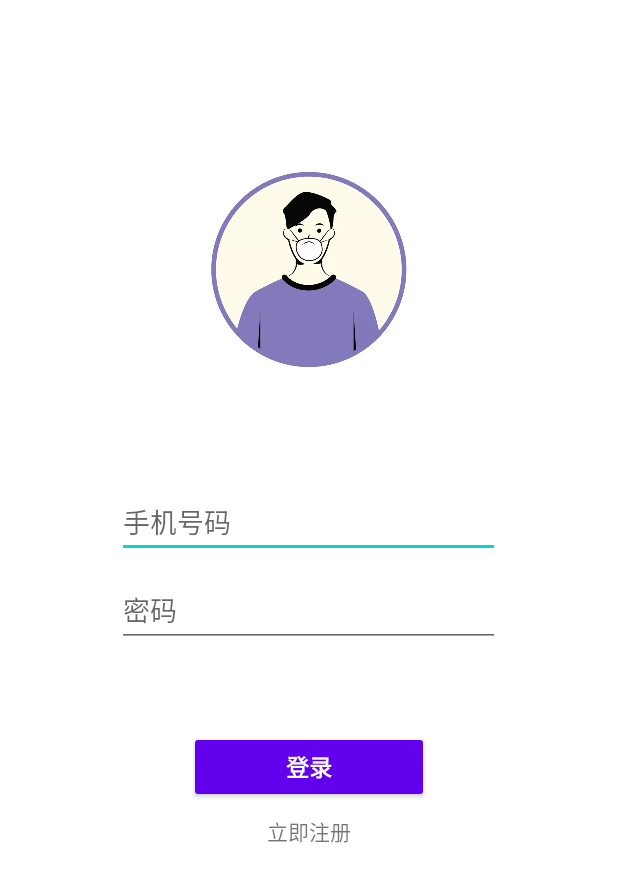
After one commit to immaturehearts/EPCMSystem, an Android app: the layout activity_login.xml on its own in the app's theme, with its tools: preview values and no code run, on a phone screen of 412 x 824 dp. The commit adds this screen. Shown: the top 882 px of the screen. Run offline under Robolectric (Android 15) with nearby library versions, the phone set to English and light mode, and no system bars.

Commit message:
新增登录界面
login

```diff
--- a/app/src/main/AndroidManifest.xml
+++ b/app/src/main/AndroidManifest.xml
@@ -1,6 +1,9 @@
 <?xml version="1.0" encoding="utf-8"?>
 <manifest xmlns:android="http://schemas.android.com/apk/res/android"
     package="com.example.epcmsystem">
+
+    <uses-permission android:name="android.permission.READ_PROFILE" />
+    <uses-permission android:name="android.permission.READ_CONTACTS" />
 
     <application
         android:allowBackup="true"
@@ -18,6 +21,9 @@
                 <category android:name="android.intent.category.LAUNCHER" />
             </intent-filter>
         </activity>
+        <activity
+            android:name=".LoginActivity"
+            android:label="@string/title_activity_login" />
     </application>
 
 </manifest>
--- a/app/src/main/java/com/example/epcmsystem/MainActivity.java
+++ b/app/src/main/java/com/example/epcmsystem/MainActivity.java
@@ -2,6 +2,7 @@ package com.example.epcmsystem;
 
 import androidx.appcompat.app.AppCompatActivity;
 
+import android.content.Intent;
 import android.os.Bundle;
 import android.view.Window;
 import android.view.WindowManager;
@@ -25,7 +26,8 @@ public class MainActivity extends AppCompatActivity {
         TimerTask task = new TimerTask() {
             @Override
             public void run() {
-
+                startActivity(new Intent(MainActivity.this,LoginActivity.class));
+                finish();
             }
         };
         timer.schedule(task,3000);
--- /dev/null
+++ b/app/src/main/res/layout/activity_login.xml
@@ -0,0 +1,119 @@
+<LinearLayout xmlns:android="http://schemas.android.com/apk/res/android"
+    xmlns:app="http://schemas.android.com/apk/res-auto"
+    xmlns:tools="http://schemas.android.com/tools"
+    android:layout_width="match_parent"
+    android:layout_height="match_parent"
+    android:background="@color/cardview_light_background"
+    android:gravity="center_horizontal|center_vertical"
+    android:orientation="vertical"
+    android:paddingBottom="@dimen/activity_vertical_margin"
+    android:paddingLeft="@dimen/activity_horizontal_margin"
+    android:paddingRight="@dimen/activity_horizontal_margin"
+    android:paddingTop="@dimen/activity_vertical_margin"
+    tools:context=".LoginActivity">
+
+    <!-- Login progress -->
+    <ProgressBar
+        android:id="@+id/login_progress"
+        style="?android:attr/progressBarStyleLarge"
+        android:layout_width="wrap_content"
+        android:layout_height="wrap_content"
+        android:layout_marginBottom="8dp"
+        android:visibility="gone" />
+
+    <androidx.constraintlayout.widget.ConstraintLayout
+        android:id="@+id/login_form"
+        android:layout_width="255dp"
+        android:layout_height="match_parent"
+        android:layout_gravity="center_horizontal|center_vertical"
+        android:baselineAligned="false"
+        tools:layout_editor_absoluteX="1dp"
+        tools:layout_editor_absoluteY="1dp">
+
+        <AutoCompleteTextView
+            android:id="@+id/telephone"
+            android:layout_width="match_parent"
+            android:layout_height="wrap_content"
+            android:layout_marginTop="308dp"
+            android:baselineAligned="false"
+            android:hint="@string/prompt_email"
+            android:inputType="textEmailAddress"
+            android:maxLines="1"
+            android:minHeight="48dp"
+            android:singleLine="true"
+            app:layout_constraintEnd_toEndOf="parent"
+            app:layout_constraintHorizontal_bias="0.5"
+            app:layout_constraintStart_toStartOf="parent"
+            app:layout_constraintTop_toTopOf="parent" />
+
+        <Button
+            android:id="@+id/sign_in_button"
+            style="@style/Widget.AppCompat.Button.Small"
+            android:layout_width="160dp"
+            android:layout_height="wrap_content"
+            android:layout_marginTop="471dp"
+            android:baselineAligned="false"
+            android:text="@string/action_sign_in"
+            android:textAllCaps="false"
+            android:textSize="15sp"
+            android:textStyle="bold"
+            app:layout_constraintEnd_toEndOf="parent"
+            app:layout_constraintHorizontal_bias="0.5"
+            app:layout_constraintStart_toStartOf="parent"
+            app:layout_constraintTop_toTopOf="parent" />
+
+        <EditText
+            android:id="@+id/password"
+            android:layout_width="match_parent"
+            android:layout_height="49dp"
+            android:layout_marginTop="366dp"
+            android:layout_weight="2"
+            android:baselineAligned="false"
+            android:hint="@string/prompt_password"
+            android:imeActionId="6"
+            android:imeActionLabel="@string/action_sign_in_short"
+            android:imeOptions="actionUnspecified"
+            android:inputType="textPassword"
+            android:maxLines="1"
+            android:minHeight="48dp"
+            android:singleLine="true"
+            app:layout_constraintTop_toTopOf="parent"
+            tools:layout_editor_absoluteX="35dp" />
+
+
+        <de.hdodenhof.circleimageview.CircleImageView
+            android:id="@+id/user_image"
+            android:layout_width="159dp"
+            android:layout_height="152dp"
+            android:layout_marginTop="87dp"
+            android:src="@drawable/mask1"
+            app:layout_constraintEnd_toEndOf="parent"
+            app:layout_constraintHorizontal_bias="0.5"
+            app:layout_constraintStart_toStartOf="parent"
+            app:layout_constraintTop_toTopOf="parent" />
+
+<!--        <ImageView-->
+<!--            android:id="@+id/imageView5"-->
+<!--            android:layout_width="159dp"-->
+<!--            android:layout_height="152dp"-->
+<!--            android:layout_marginTop="87dp"-->
+<!--            android:src="@drawable/m2"-->
+<!--            android:scaleType="centerCrop"-->
+<!--            app:layout_constraintEnd_toEndOf="parent"-->
+<!--            app:layout_constraintHorizontal_bias="0.5"-->
+<!--            app:layout_constraintStart_toStartOf="parent"-->
+<!--            app:layout_constraintTop_toTopOf="parent" />-->
+
+        <TextView
+            android:id="@+id/to_register"
+            android:layout_width="wrap_content"
+            android:layout_height="wrap_content"
+            android:layout_marginTop="527dp"
+            android:text="@string/action_to_register"
+            app:layout_constraintEnd_toEndOf="parent"
+            app:layout_constraintHorizontal_bias="0.5"
+            app:layout_constraintStart_toStartOf="parent"
+            app:layout_constraintTop_toTopOf="parent" />
+
+    </androidx.constraintlayout.widget.ConstraintLayout>
+</LinearLayout>
--- /dev/null
+++ b/app/src/main/res/values/dimens.xml
@@ -0,0 +1,5 @@
+<resources>
+    <!-- Default screen margins, per the Android Design guidelines. -->
+    <dimen name="activity_horizontal_margin">16dp</dimen>
+    <dimen name="activity_vertical_margin">16dp</dimen>
+</resources>
--- a/app/src/main/res/values/strings.xml
+++ b/app/src/main/res/values/strings.xml
@@ -1,3 +1,22 @@
 <resources>
     <string name="app_name">EPCMSystem</string>
+    <string name="title_activity_login">Sign in</string>
+    <!-- Strings related to login -->
+    <string name="prompt_name">用户名</string>
+    <string name="prompt_password">密码</string>
+    <string name="prompt_email">手机号码</string>
+    <string name="prompt_code">验证码</string>
+    <string name="action_send">发送短信</string>
+    <string name="action_sign_in">登录</string>
+    <string name="action_register">注册</string>
+    <string name="action_to_register">立即注册</string>
+    <string name="action_sign_in_short">Sign in</string>
+    <string name="error_invalid_email">邮箱地址错误，请重新输入</string>
+    <string name="error_invalid_password">密码太短，请重新输入</string>
+    <string name="error_incorrect_password">密码有误，请重新输入</string>
+    <string name="error_field_required">This field is required</string>
+    <string name="permission_rationale">"Contacts permissions are needed for providing email
+        completions."
+    </string>
+
 </resources>
```
Also changed, not shown: app/build.gradle (+21 -3 lines), app/src/main/java/com/example/epcmsystem/LoginActivity.java (added, +505 -0 lines), app/src/main/res/drawable/mask1.jpg (added).
